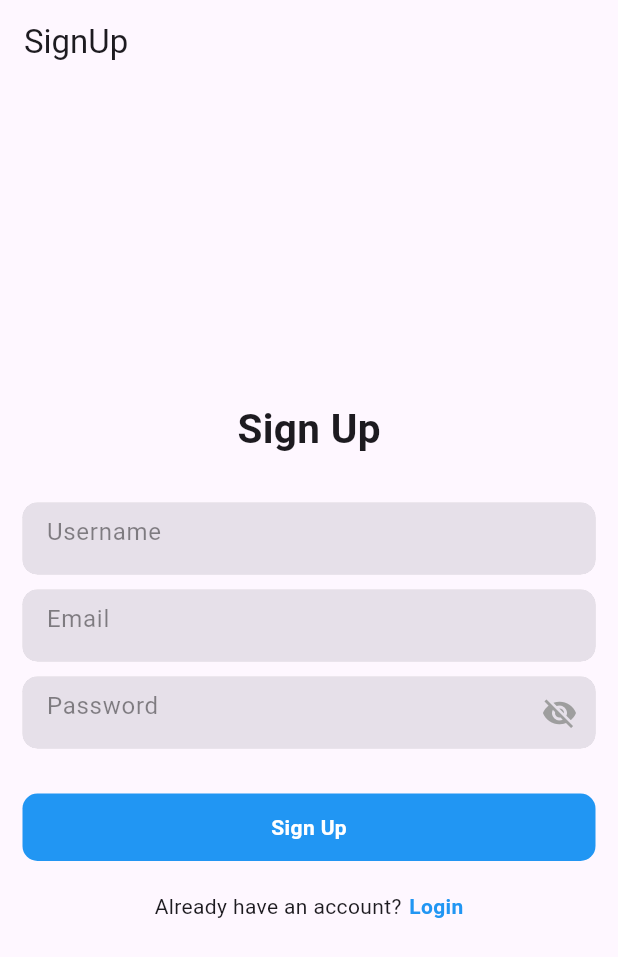
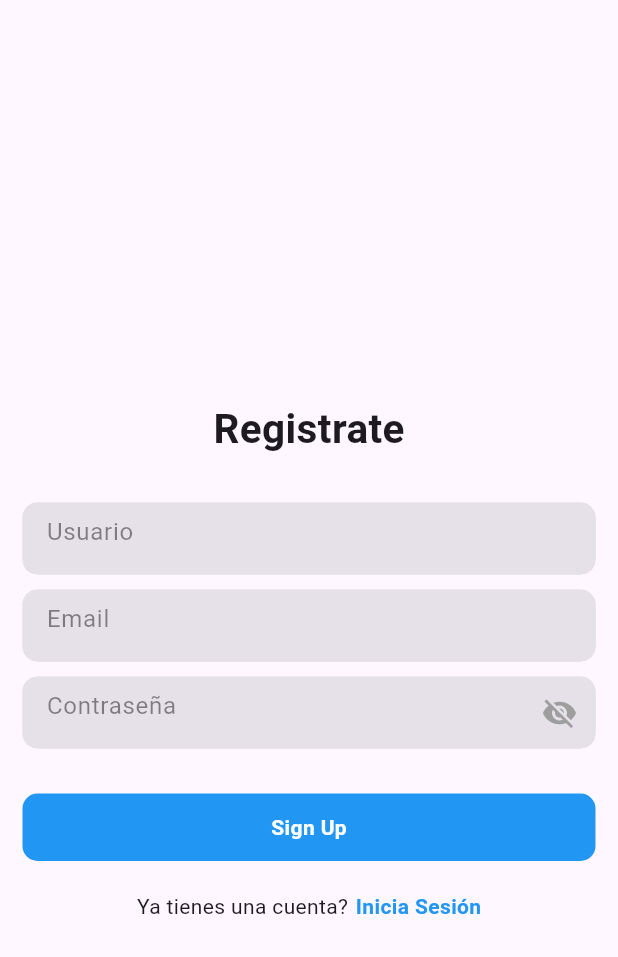
Before and after one commit to SantiagoHM27/Temperatura-movil, a Flutter app: the SignUpPage screen opened by its route, on a phone screen of 412 x 824 dp. Shown: the top 957 px of the screen. Run offline on Flutter 3.47's test engine with Material 3 defaults, Android fonts, the phone set to English and light mode, and no system bars; our stand-ins replace cloud_firestore, firebase_auth, firebase_core, fluttertoast, font_awesome_flutter; accounts and stored records are empty.

Commit message:
final final

```diff
--- a/lib/screens/sign_up_page.dart
+++ b/lib/screens/sign_up_page.dart
@@ -34,7 +34,7 @@ class _SignUpPageState extends State<SignUpPage> {
     return Scaffold(
       appBar: AppBar(
         automaticallyImplyLeading: false,
-        title: Text("SignUp"),
+        title: Text(""),
       ),
       body: Center(
         child: Padding(
@@ -43,7 +43,7 @@ class _SignUpPageState extends State<SignUpPage> {
             mainAxisAlignment: MainAxisAlignment.center,
             children: [
               Text(
-                "Sign Up",
+                "Registrate",
                 style: TextStyle(fontSize: 27, fontWeight: FontWeight.bold),
               ),
               SizedBox(
@@ -51,7 +51,7 @@ class _SignUpPageState extends State<SignUpPage> {
               ),
               FormContainerWidget(
                 controller: _usernameController,
-                hintText: "Username",
+                hintText: "Usuario",
                 isPasswordField: false,
               ),
               SizedBox(
@@ -67,7 +67,7 @@ class _SignUpPageState extends State<SignUpPage> {
               ),
               FormContainerWidget(
                 controller: _passwordController,
-                hintText: "Password",
+                hintText: "Contraseña",
                 isPasswordField: true,
               ),
               SizedBox(
@@ -99,7 +99,7 @@ class _SignUpPageState extends State<SignUpPage> {
               Row(
                 mainAxisAlignment: MainAxisAlignment.center,
                 children: [
-                  Text("Already have an account?"),
+                  Text("Ya tienes una cuenta?"),
                   SizedBox(
                     width: 5,
                   ),
@@ -112,7 +112,7 @@ class _SignUpPageState extends State<SignUpPage> {
                             (route) => false);
                       },
                       child: Text(
-                        "Login",
+                        "Inicia Sesión",
                         style: TextStyle(
                             color: Colors.blue, fontWeight: FontWeight.bold),
                       ))
```
